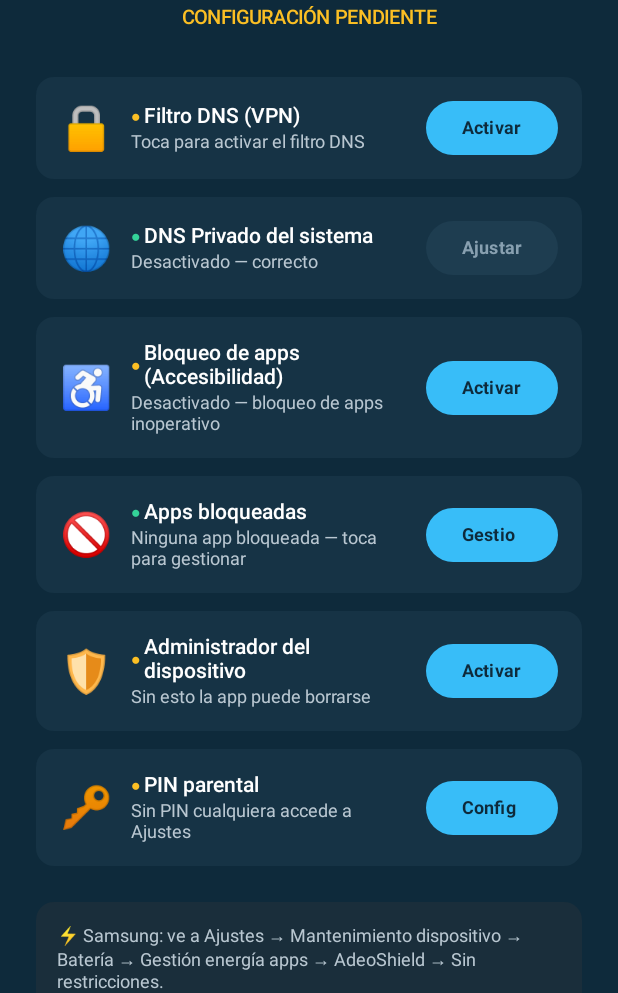
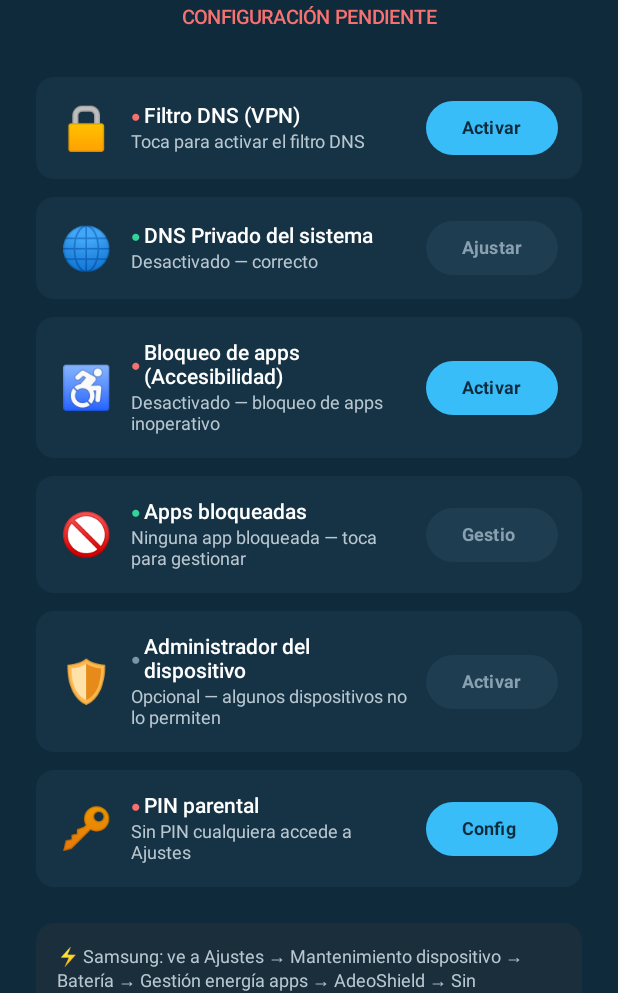
Before and after one commit to Adeodato-hub/AdeoShield, an Android app built with Jetpack Compose: the screen it shows after launch (MainActivity), on a phone screen of 412 x 824 dp, the part 243-1236 px from its top. Run offline under Robolectric (Android 15) with nearby library versions, the phone set to English and light mode, and no system bars; 1 statement that could not run was skipped.

Commit message:
fix: protección anti-desinstalación robusta multi-dispositivo
- Guardián de Accesibilidad ya no se autointerrumpe al conceder admin (gate por adminActivo)
- Detección de desinstalación por diálogo genérico (AlertDialog + texto ES/EN) para One UI 7/Android 15
- Device admin: política watch-login -> force-lock; tarjeta opcional con degradación elegante donde el SO no lo permite
- UI: estados verde/rojo/gris, botón azul solo en tarjetas accionables

Co-Authored-By: Claude Sonnet 5 <noreply@anthropic.com>

```diff
--- a/app/src/main/java/es/adeodato/dnsguardian/MainActivity.kt
+++ b/app/src/main/java/es/adeodato/dnsguardian/MainActivity.kt
@@ -201,8 +201,8 @@ private val Fondo   = Color(0xFF0E2A3B)
 private val Tarjeta = Color(0xFF163345)
 private val Acento  = Color(0xFF38BDF8)
 private val Verde   = Color(0xFF34D399)
-private val Ambar   = Color(0xFFFBBF24)
 private val Rojo    = Color(0xFFF87171)
+private val Neutro  = Color(0xFF7C93A8)
 
 // ── Pantalla principal ────────────────────────────────────────────────────────
 
@@ -224,7 +224,13 @@ fun GuardianScreen(
     onOpenAccessibility: () -> Unit
 ) {
     val privateDnsOk = privateDnsMode != "hostname"
-    val todo = vpnGranted && adminActive && pinSet && privateDnsOk && accessibilityActive
+    // Device admin queda FUERA del veredicto global: en algunos
+    // dispositivos (confirmado en un Galaxy A14, Android 15) el sistema
+    // no permite activarlo pese a Accesibilidad+VPN+PIN funcionando bien
+    // -- es refuerzo opcional, no la capa base de proteccion. El PIN via
+    // Accesibilidad ya protege tanto la desinstalacion como la propia
+    // pantalla de admin (ver GuardianAccessibilityService.tipoCritico).
+    val todo = vpnGranted && pinSet && privateDnsOk && accessibilityActive
 
     // Diálogo bloqueante: DNS privado con proveedor externo inutiliza el filtro
     if (showDnsWarning) {
@@ -287,7 +293,7 @@ fun GuardianScreen(
         Spacer(Modifier.height(4.dp))
         Text(
             text       = if (todo) "PROTECCIÓN COMPLETA" else "CONFIGURACIÓN PENDIENTE",
-            color      = if (todo) Verde else Ambar,
+            color      = if (todo) Verde else Rojo,
             fontSize   = 13.sp,
             fontWeight = FontWeight.SemiBold
         )
@@ -316,8 +322,7 @@ fun GuardianScreen(
             },
             ok         = privateDnsOk,
             label      = "Ajustar",
-            onAction   = onOpenDnsSettings,
-            errorColor = privateDnsMode == "hostname"
+            onAction   = onOpenDnsSettings
         )
 
         Spacer(Modifier.height(12.dp))
@@ -341,8 +346,7 @@ fun GuardianScreen(
                                  else "$blockedCount ${if (blockedCount == 1) "app bloqueada" else "apps bloqueadas"}",
             ok                 = true,
             label              = "Gestionar",
-            onAction           = onManageBlockedApps,
-            forceActiveButton  = true
+            onAction           = onManageBlockedApps
         )
 
         Spacer(Modifier.height(12.dp))
@@ -350,11 +354,12 @@ fun GuardianScreen(
         ProtectionCard(
             emoji    = "🛡️",
             title    = "Administrador del dispositivo",
-            desc     = if (adminActive) "Desinstalación bloqueada"
-                       else             "Sin esto la app puede borrarse",
+            desc     = if (adminActive) "Protección reforzada activa"
+                       else             "Opcional — algunos dispositivos no lo permiten",
             ok       = adminActive,
             label    = "Activar",
-            onAction = onActivateAdmin
+            onAction = onActivateAdmin,
+            neutral  = !adminActive
         )
 
         Spacer(Modifier.height(12.dp))
@@ -403,13 +408,19 @@ private fun ProtectionCard(
     ok: Boolean,
     label: String,
     onAction: () -> Unit,
-    errorColor: Boolean = false,
-    forceActiveButton: Boolean = false
+    // Para refuerzos opcionales (p.ej. device admin, que algunos
+    // dispositivos no permiten activar): ni "todo bien" ni "requiere
+    // atencion", solo informativo. No debe leerse como una alerta -- por
+    // eso nunca cae en el rojo por defecto de las capas universales.
+    neutral: Boolean = false
 ) {
+    // Capas universales (VPN, DNS, Accesibilidad, PIN): semaforo
+    // verde/rojo -- rojo significa "apagada pero accionable", una
+    // alarma real que el usuario puede resolver tocando la tarjeta.
     val indicador = when {
-        ok         -> Verde
-        errorColor -> Rojo
-        else       -> Ambar
+        ok      -> Verde
+        neutral -> Neutro
+        else    -> Rojo
     }
 
     Card(
@@ -442,7 +453,10 @@ private fun ProtectionCard(
                 Text(text = desc, color = Color(0xFFB9C7D1), fontSize = 12.sp)
             }
             Spacer(Modifier.width(8.dp))
-            val activeButton = !ok || forceActiveButton
+            // Boton azul SOLO en tarjetas rojas (alarma accionable) --
+            // verde y gris/neutro usan el boton en tono neutro, incluida
+            // "Apps bloqueadas" (antes forzada siempre en azul).
+            val activeButton = indicador == Rojo
             Button(
                 onClick  = onAction,
                 colors   = ButtonDefaults.buttonColors(
--- a/app/src/main/res/xml/device_admin.xml
+++ b/app/src/main/res/xml/device_admin.xml
@@ -1,6 +1,6 @@
 <?xml version="1.0" encoding="utf-8"?>
 <device-admin xmlns:android="http://schemas.android.com/apk/res/android">
     <uses-policies>
-        <watch-login />
+        <force-lock />
     </uses-policies>
 </device-admin>
```
Also changed, not shown: app/src/main/java/es/adeodato/dnsguardian/service/GuardianAccessibilityService.kt (+24 -3 lines).
